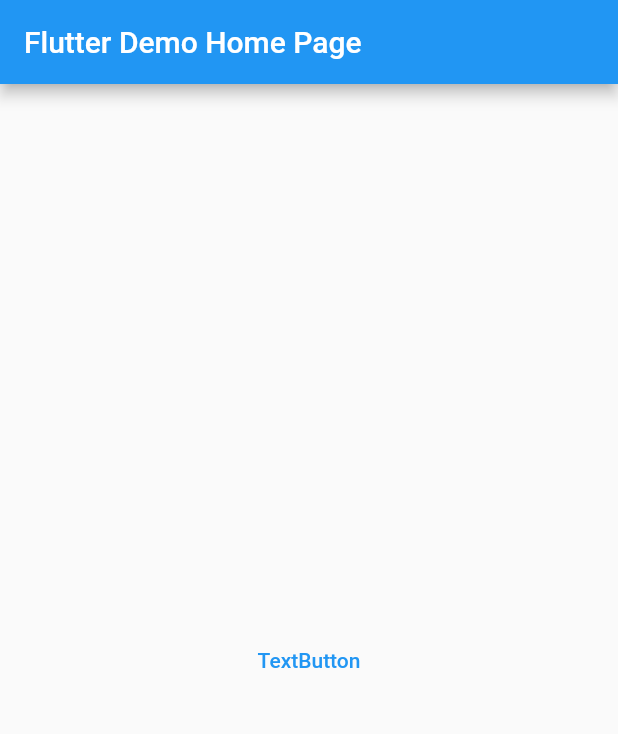
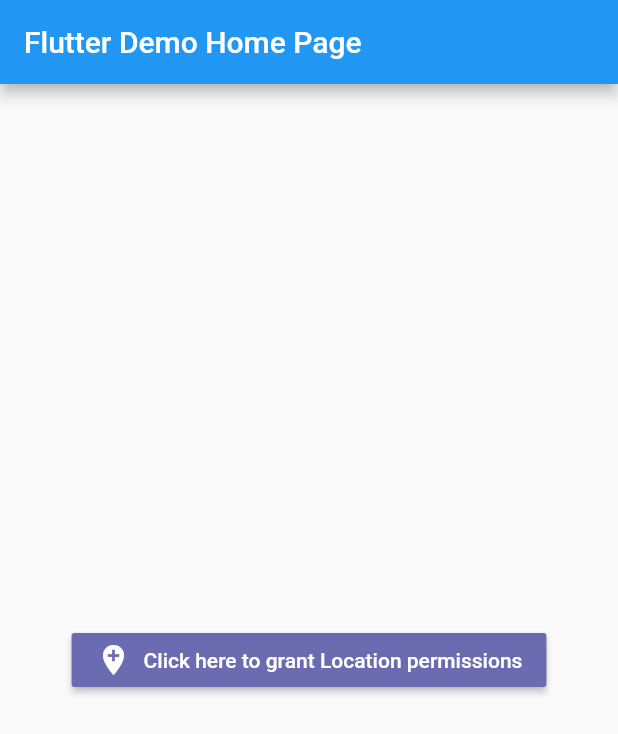
Before and after one commit to kimmseo/bibimbap, a Flutter app: the screen it shows after launch, on a phone screen of 412 x 824 dp. Shown: the top 734 px of the screen. Run offline on Flutter 3.47's test engine with Material 2 defaults, Android fonts, the phone set to English and light mode, and no system bars; our stand-ins replace permission_handler.

Commit message:
added ElevatedButton, onPressed with placeholder function

```diff
--- a/admin/lib/main.dart
+++ b/admin/lib/main.dart
@@ -51,46 +51,27 @@ class MyHomePage extends StatefulWidget {
 class _MyHomePageState extends State<MyHomePage> {
   @override
   Widget build(BuildContext context) {
-    // This method is rerun every time setState is called, for instance as done
-    // by the _incrementCounter method above.
-    //
-    // The Flutter framework has been optimized to make rerunning build methods
-    // fast, so that you can just rebuild anything that needs updating rather
-    // than having to individually change instances of widgets.
+    final ButtonStyle raisedButtonStyle = ElevatedButton.styleFrom(
+      onPrimary: Colors.white,
+      primary: Color.fromARGB(255, 106, 107, 177),
+      minimumSize: Size(88, 36),
+      padding: EdgeInsets.symmetric(horizontal: 16),
+      shape: const RoundedRectangleBorder(
+        borderRadius: BorderRadius.all(Radius.circular(2)),
+      ),
+    );
     return Scaffold(
       appBar: AppBar(
-        // Here we take the value from the MyHomePage object that was created by
-        // the App.build method, and use it to set our appbar title.
         title: Text(widget.title),
       ),
       body: Center(
-        // Center is a layout widget. It takes a single child and positions it
-        // in the middle of the parent.
-        child: Column(
-          // Column is also a layout widget. It takes a list of children and
-          // arranges them vertically. By default, it sizes itself to fit its
-          // children horizontally, and tries to be as tall as its parent.
-          //
-          // Invoke "debug painting" (press "p" in the console, choose the
-          // "Toggle Debug Paint" action from the Flutter Inspector in Android
-          // Studio, or the "Toggle Debug Paint" command in Visual Studio Code)
-          // to see the wireframe for each widget.
-          //
-          // Column has various properties to control how it sizes itself and
-          // how it positions its children. Here we use mainAxisAlignment to
-          // center the children vertically; the main axis here is the vertical
-          // axis because Columns are vertical (the cross axis would be
-          // horizontal).
-          mainAxisAlignment: MainAxisAlignment.center,
-          children: <Widget>[
-            TextButton(
-                style: ButtonStyle(
-                  foregroundColor:
-                      MaterialStateProperty.all<Color>(Colors.blue),
-                ),
-                onPressed: () {},
-                child: const Text('TextButton')),
-          ],
+        child: ElevatedButton.icon(
+          style: raisedButtonStyle,
+          icon: const Icon(Icons.add_location),
+          onPressed: () {
+            print('Hello World!');
+          },
+          label: const Text('Click here to grant Location permissions'),
         ),
       ),
     );
```
